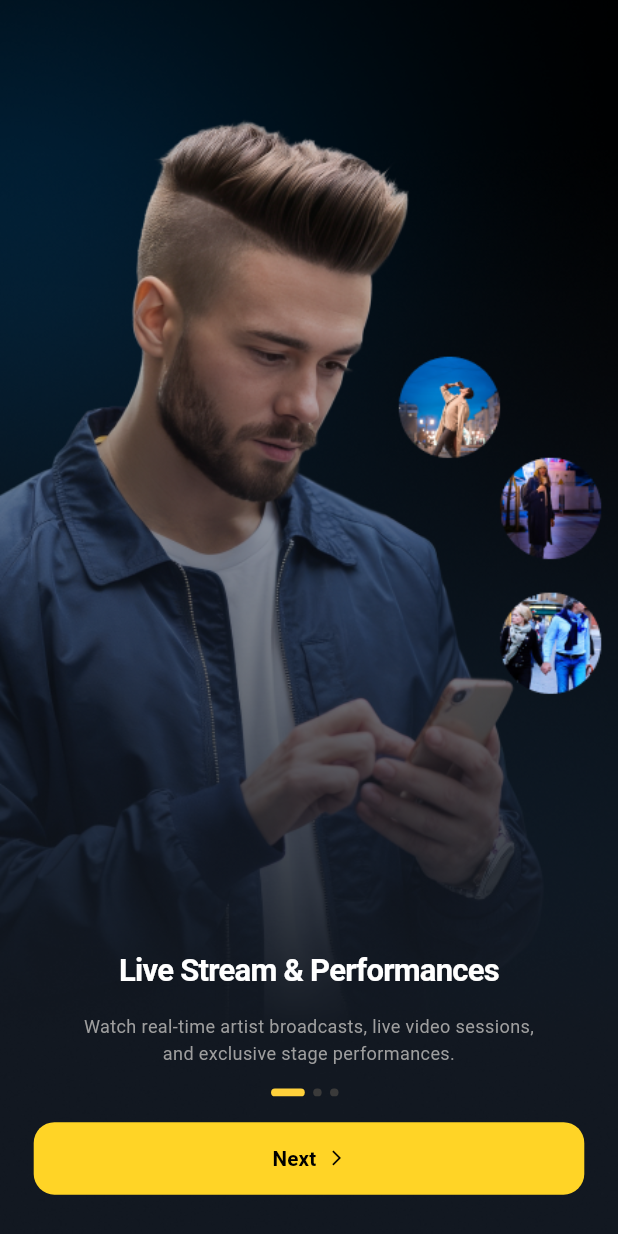
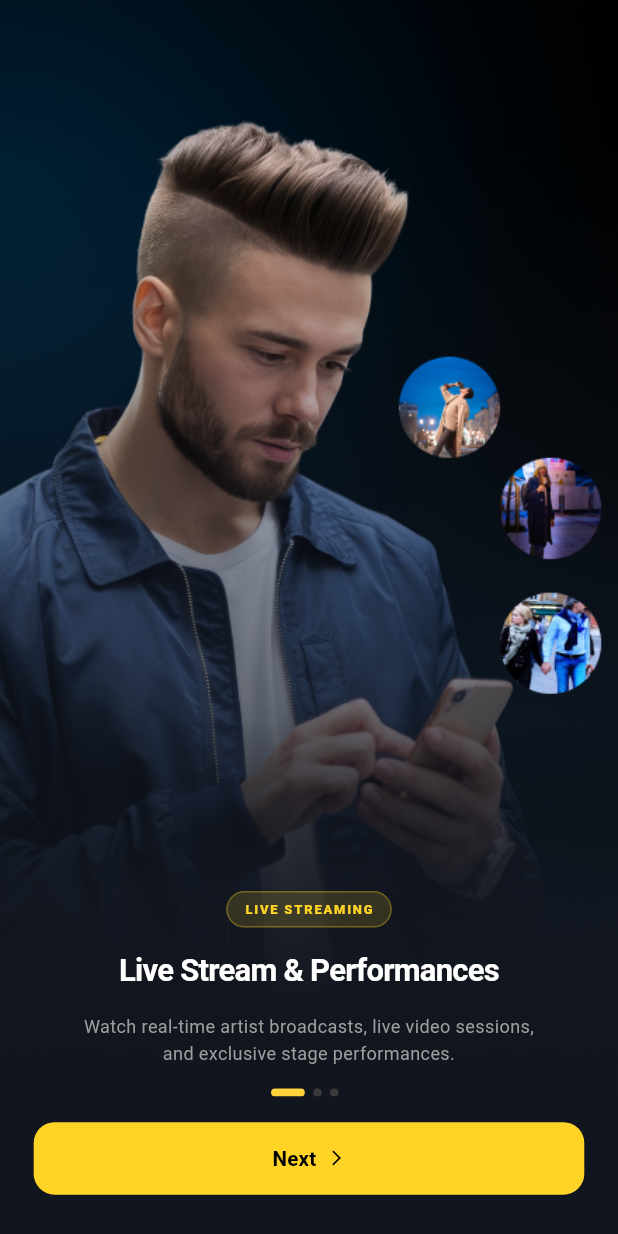
Before and after one commit to itismemuhammadali/Resono-Live, a Flutter app: the OnboardingView screen opened by its route, on a phone screen of 412 x 824 dp. Run offline on Flutter 3.47's test engine with Material 3 defaults, Android fonts, the phone set to English and light mode, and no system bars; our stand-ins replace app_links, cached_network_image, cloud_firestore, firebase_auth, firebase_core, firebase_messaging and 19 more; missing offline and left inert: agora_rtc_engine, flutter_stripe; accounts and stored records are empty; network calls fail; project files that could hold a hidden picture were left out.

Commit message:
feat: Add onboarding screen updates and Meta Ad placements

```diff
--- a/vibe_swipe/lib/src/modules/authentication/presentation/controllers/authentication_controller.dart
+++ b/vibe_swipe/lib/src/modules/authentication/presentation/controllers/authentication_controller.dart
@@ -22,19 +22,22 @@ class AuthController extends ChangeNotifier with Buffers {
 
   static const List<Map<String, String>> _artistOnboarding = [
     {
-      "title": "Share Your Sound",
-      "subtitle": "Upload your music and let the world discover your unique style.",
+      "title": "Share Your Sound & Go Live",
+      "subtitle": "Upload your music, host live performances, and let the world discover your unique style.",
       "image": "assets/images/png/share_your_sound.png",
+      "feature": "LIVE STREAMING",
     },
     {
       "title": "Reach Real Listeners",
-      "subtitle": "Connect with fans who actually vibe with your music.",
+      "subtitle": "Connect with fans who actually vibe with your music through our swipe discovery.",
       "image": "assets/images/png/reach_real_listeners.png",
+      "feature": "MUSIC DISCOVERY",
     },
     {
-      "title": "Track Your Growth",
-      "subtitle": "See how your music performs and grow your audience smarter.",
+      "title": "Community & Super Chat",
+      "subtitle": "Interact directly with your fans, build your community, and earn with Super Chat.",
       "image": "assets/images/png/track_your_growth.png",
+      "feature": "SUPER CHAT",
     },
   ];
 
@@ -44,18 +47,21 @@ class AuthController extends ChangeNotifier with Buffers {
       "subtitle":
           "Watch real-time artist broadcasts, live video sessions,\nand exclusive stage performances.",
       "image": "assets/images/png/discover_music_instantly.png",
+      "feature": "LIVE STREAMING",
     },
     {
       "title": "Swipe & Discover Music",
       "subtitle":
           "Preview fresh tracks with a simple swipe. Like\nwhat you hear and curate your personalized vibe.",
       "image": "assets/images/png/swipe_listen_decide.png",
+      "feature": "MUSIC DISCOVERY",
     },
     {
       "title": "Community & Super Chat",
       "subtitle":
           "Join genre discussions, interact with top artists,\nand support creators with Super Chat.",
       "image": "assets/images/png/your_taste_your_feed.png",
+      "feature": "SUPER CHAT",
     },
   ];
 
--- a/vibe_swipe/lib/src/modules/authentication/presentation/views/onboarding_view.dart
+++ b/vibe_swipe/lib/src/modules/authentication/presentation/views/onboarding_view.dart
@@ -39,6 +39,7 @@ class OnboardingView extends HookConsumerWidget {
               title: controller.onboardingData[index]['title']!,
               subtitle: controller.onboardingData[index]['subtitle']!,
               image: controller.onboardingData[index]['image'],
+              feature: controller.onboardingData[index]['feature'],
             ),
           ),
           Positioned(
--- a/vibe_swipe/lib/src/modules/authentication/presentation/widgets/onboarding_page_content.dart
+++ b/vibe_swipe/lib/src/modules/authentication/presentation/widgets/onboarding_page_content.dart
@@ -6,12 +6,14 @@ class OnboardingPageContent extends StatelessWidget {
   final String title;
   final String subtitle;
   final String? image;
+  final String? feature;
 
   const OnboardingPageContent({
     super.key,
     required this.title,
     required this.subtitle,
     this.image,
+    this.feature,
   });
 
   @override
@@ -20,26 +22,26 @@ class OnboardingPageContent extends StatelessWidget {
       fit: StackFit.expand,
       children: [
         Image.asset(image!, fit: BoxFit.cover),
-        // Positioned(
-        //   left: 0,
-        //   right: 0,
-        //   bottom: 0,
-        //   height: 400.h,
-        //   child: Container(
-        //     decoration: BoxDecoration(
-        //       gradient: LinearGradient(
-        //         begin: Alignment.topCenter,
-        //         end: Alignment.bottomCenter,
-        //         colors: [
-        //           Colors.transparent,
-        //           const Color(0xFF11151E).withOpacity(0.6),
-        //           const Color(0xFF11151E).withOpacity(0.9),
-        //           const Color(0xFF11151E),
-        //         ],
-        //       ),
-        //     ),
-        //   ),
-        // ),
+        Positioned(
+          left: 0,
+          right: 0,
+          bottom: 0,
+          height: 400.h,
+          child: Container(
+            decoration: BoxDecoration(
+              gradient: LinearGradient(
+                begin: Alignment.topCenter,
+                end: Alignment.bottomCenter,
+                colors: [
+                  Colors.transparent,
+                  const Color(0xFF11151E).withOpacity(0.6),
+                  const Color(0xFF11151E).withOpacity(0.9),
+                  const Color(0xFF11151E),
+                ],
+              ),
+            ),
+          ),
+        ),
         Positioned(
           left: 24.w,
           right: 24.w,
@@ -47,6 +49,26 @@ class OnboardingPageContent extends StatelessWidget {
           child: Column(
             mainAxisSize: MainAxisSize.min,
             children: [
+              if (feature != null) ...[
+                Container(
+                  padding: EdgeInsets.symmetric(horizontal: 12.w, vertical: 6.h),
+                  decoration: BoxDecoration(
+                    color: AppColors.listenerActiveTab.withOpacity(0.15),
+                    borderRadius: BorderRadius.circular(20.r),
+                    border: Border.all(color: AppColors.listenerActiveTab.withOpacity(0.3)),
+                  ),
+                  child: Text(
+                    feature!,
+                    style: TextStyle(
+                      color: AppColors.listenerActiveTab,
+                      fontSize: 10.sp,
+                      fontWeight: FontWeight.w800,
+                      letterSpacing: 1.2,
+                    ),
+                  ),
+                ),
+                16.ph,
+              ],
               Text(
                 title,
                 textAlign: TextAlign.center,
--- a/vibe_swipe/pubspec.yaml
+++ b/vibe_swipe/pubspec.yaml
@@ -61,7 +61,7 @@ dependencies:
   flutter_local_notifications: ^22.0.1
   video_player: ^2.11.1
   chewie: ^1.14.1
-  agora_rtc_engine: 6.3.2
+  agora_rtc_engine: ^6.5.4
   flutter_stripe: ^13.1.0
   url_launcher: ^6.3.1
   app_links: ^6.1.1
```
Also changed, not shown: vibe_swipe/lib/src/components/meta_ad_placement_widget.dart (added, +219 -0 lines), vibe_swipe/lib/src/modules/artist/home/presentation/views/artist_home_view.dart (+7 -0 lines), vibe_swipe/lib/src/modules/listner/community/presentation/views/listener_community_view.dart (+7 -0 lines), vibe_swipe/lib/src/modules/listner/home/presentation/views/listener_home_view.dart (+6 -2 lines), vibe_swipe/lib/src/modules/listner/performances/presentation/views/listener_live_performance_view.dart (+13 -0 lines), vibe_swipe/pubspec.lock.
